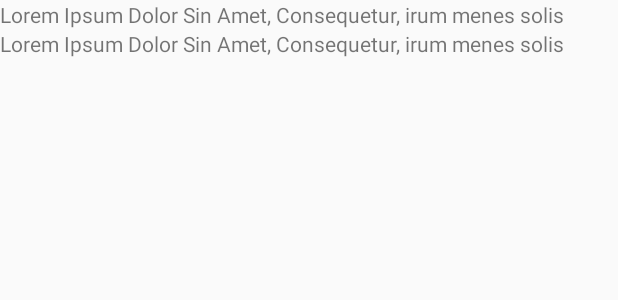
After one commit to vianmora/WhoKnows, an Android app: the layout item_flux.xml on its own in the app's theme, with its tools: preview values and no code run, on a phone screen of 412 x 824 dp. The commit adds this screen. Shown: the top 300 px of the screen. Run offline under Robolectric (Android 15) with nearby library versions, the phone set to English and light mode, and no system bars; network calls fail.

Commit message:
ajout adapter item pour afficher le flux d'article

```diff
--- a/app/src/main/java/com/example/whoknows2/model/Article.java
+++ b/app/src/main/java/com/example/whoknows2/models/Article.java
@@ -1,4 +1,4 @@
-package com.example.whoknows2.model;
+package com.example.whoknows2.models;
 
 public class Article {
 
--- a/app/src/main/java/com/example/whoknows2/model/Source.java
+++ b/app/src/main/java/com/example/whoknows2/models/Source.java
@@ -1,4 +1,4 @@
-package com.example.whoknows2.model;
+package com.example.whoknows2.models;
 
 public class Source {
     private String id;
--- a/app/src/main/java/com/example/whoknows2/model/Singleton.java
+++ b/app/src/main/java/com/example/whoknows2/utils/Singleton.java
@@ -1,4 +1,4 @@
-package com.example.whoknows2.model;
+package com.example.whoknows2.utils;
 
 import android.content.Context;
 import android.graphics.Bitmap;
--- /dev/null
+++ b/app/src/main/res/layout/item_flux.xml
@@ -0,0 +1,19 @@
+<?xml version="1.0" encoding="utf-8"?>
+<LinearLayout
+    xmlns:android="http://schemas.android.com/apk/res/android"
+    android:orientation="vertical"
+    android:layout_width="match_parent"
+    android:layout_height="match_parent">
+
+    <TextView
+        android:id="@+id/item_flux_title"
+        android:layout_width="match_parent"
+        android:layout_height="wrap_content"
+        android:text="@string/texte_par_default"/>
+    <TextView
+        android:id="@+id/item_flux_description"
+        android:layout_width="match_parent"
+        android:layout_height="wrap_content"
+        android:text="@string/texte_par_default"/>
+
+</LinearLayout>
--- a/app/src/main/res/values/strings.xml
+++ b/app/src/main/res/values/strings.xml
@@ -1,5 +1,6 @@
 <resources>
     <string name="app_name">WhoKnows2</string>
     <string name="title">WhoKnows</string>
+    <string name="texte_par_default">Lorem Ipsum Dolor Sin Amet, Consequetur, irum menes solis</string>
 
 </resources>
```
Also changed, not shown: app/src/main/java/com/example/whoknows2/MainActivity.java (+6 -29 lines), app/src/main/java/com/example/whoknows2/adapters/ArticleAdapter.java (added, +44 -0 lines), app/src/main/java/com/example/whoknows2/models/FluxArticle.java (renamed from app/src/main/java/com/example/whoknows2/model/FluxArticle.java, +7 -20 lines), app/src/main/java/com/example/whoknows2/models/LecteurFluxAsync.java (renamed from app/src/main/java/com/example/whoknows2/model/LecteurFluxAsync.java, +2 -16 lines), app/src/main/res/layout/activity_flux.xml (+4 -27 lines), 1 other file.
